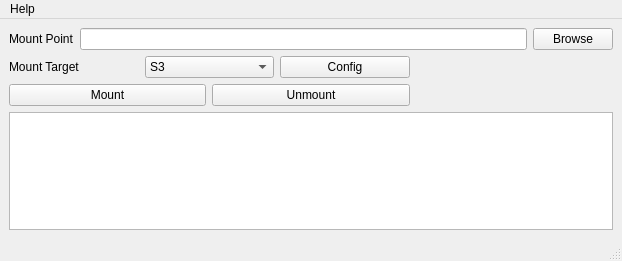
Qt form gui/mountPrimaryWindow.ui (Seagate/cloudfuse) before a commit.
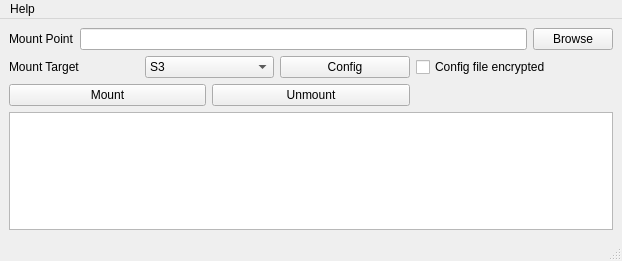
The same form after that commit.

Commit message: Add checkbox to encrypt/decrypt config

Diff of the .ui file:
```diff
--- a/gui/mountPrimaryWindow.ui
+++ b/gui/mountPrimaryWindow.ui
@@ -123,6 +123,13 @@
       </property>
      </widget>
     </item>
+    <item row="1" column="2">
+     <widget class="QCheckBox" name="checkBox_encryptConfig">
+      <property name="text">
+       <string>Config file encrypted</string>
+      </property>
+     </widget>
+    </item>
    </layout>
   </widget>
   <widget class="QMenuBar" name="menubar">
```
Left out of the diff: 2 changed lines with no effect on the pictures. The commit also changes 2 other files.
